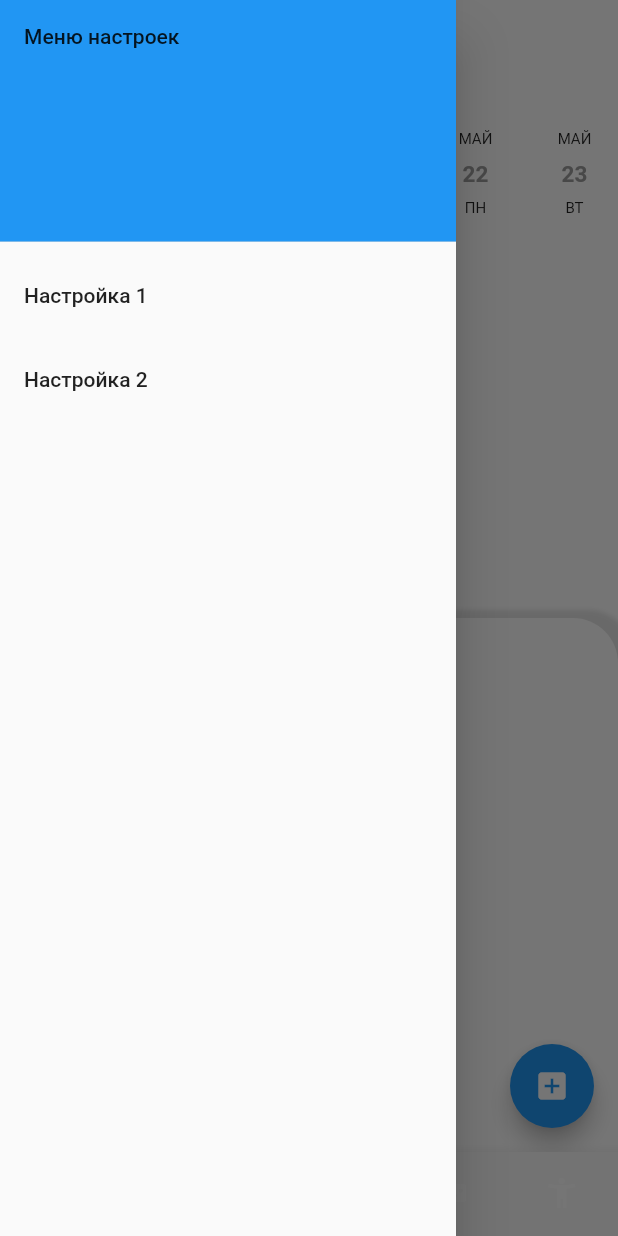
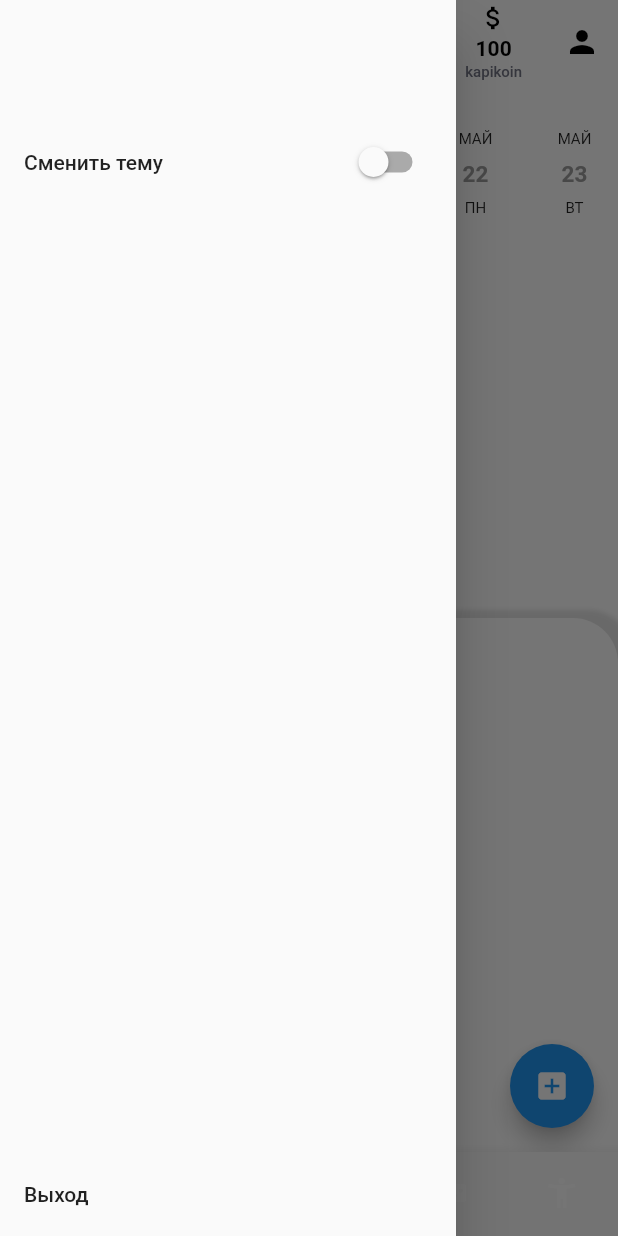
Before and after one commit to Kysska/Tasky_Flutter, a Flutter app: the Bar screen opened directly with empty values, with the side drawer open, on a phone screen of 412 x 824 dp. Run offline on Flutter 3.47's test engine with Material 2 defaults, Android fonts, the phone set to English and light mode, and no system bars; drawn by our look-alikes of date_picker_timeline; our stand-ins replace cloud_firestore, firebase_core, firebase_storage, flutter_tags, image_picker and 3 more; missing offline and left inert: bcrypt, dart:ffi; accounts and stored records are empty.

Commit message:
Изменение Appbar, добавление панели меню

```diff
--- a/lib/main.dart
+++ b/lib/main.dart
@@ -59,6 +59,12 @@ class _BottomBarState extends State<Bar> {
     });
   }
 
+  void _onProfileIconPressed() {
+    setState(() {
+      _selectedIndex = 4;
+    });
+  }
+
   @override
   Widget build(BuildContext context) {
     return Scaffold(
@@ -78,6 +84,48 @@ class _BottomBarState extends State<Bar> {
               },
             );
           },
+        ),
+        actions: [
+          IconButton(
+            icon: Icon(
+              Icons.person,
+              color: Colors.black,
+            ),
+            onPressed: _onProfileIconPressed,
+          ),
+        ],
+
+        title: Row(
+          mainAxisAlignment: MainAxisAlignment.end,
+
+          children: [
+            Column(
+              children: [
+                Icon(
+                  Icons.attach_money,
+                  color: Colors.black,
+                  size: 20,
+                ),
+                SizedBox(height: 2),
+                Text(
+                  '100',
+                  style: TextStyle(
+                    color: Colors.black,
+                    fontWeight: FontWeight.bold,
+                    fontSize: 14,
+                  ),
+                ),
+                SizedBox(height: 2),
+                Text(
+                  'kapikoin',
+                  style: TextStyle(
+                    color: Color(0xFF747686),
+                      fontSize: 10,
+                  ),
+                ),
+              ],
+            ),
+          ],
         ),
       ),
       drawer: SettingsMenu(),
--- a/lib/vidgets/options.dart
+++ b/lib/vidgets/options.dart
@@ -1,34 +1,45 @@
 import 'package:flutter/cupertino.dart';
 import 'package:flutter/material.dart';
 
-class SettingsMenu extends StatelessWidget {
+class SettingsMenu extends StatefulWidget {
+  @override
+  _SettingsMenuState createState() => _SettingsMenuState();
+}
+
+class _SettingsMenuState extends State<SettingsMenu> {
+  bool isDarkModeEnabled = false;
+
   @override
   Widget build(BuildContext context) {
     return Drawer(
-      child: ListView(
-        padding: EdgeInsets.zero,
+      child: Column(
         children: [
-          DrawerHeader(
-            child: Text('Меню настроек'),
-            decoration: BoxDecoration(
-              color: Colors.blue,
+          Expanded(
+            child: ListView(
+              padding: EdgeInsets.only(top: 80),
+              children: [
+                SwitchListTile(
+                  title: Text('Сменить тему'),
+                  value: isDarkModeEnabled,
+                  onChanged: (value) {
+                    setState(() {
+                      isDarkModeEnabled = value;
+                    });
+                    // Дополнительные действия при изменении состояния
+                  },
+                ),
+                // Добавьте любые другие настройки, которые вам нужны
+              ],
             ),
           ),
           ListTile(
-            title: Text('Настройка 1'),
+            title: Text('Выход'),
             onTap: () {
-              // Действия при нажатии на настройку 1
+              // Действия при нажатии на кнопку выхода
               Navigator.pop(context); // Закрываем всплывающее окно после нажатия
+              // Дополнительные действия для выхода из приложения
             },
           ),
-          ListTile(
-            title: Text('Настройка 2'),
-            onTap: () {
-              // Действия при нажатии на настройку 2
-              Navigator.pop(context); // Закрываем всплывающее окно после нажатия
-            },
-          ),
-          // Добавьте любые другие настройки, которые вам нужны
         ],
       ),
     );
```
